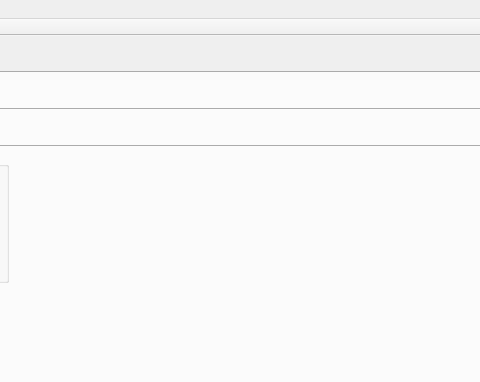
First picture: the form in qtCoin/mainwindow.ui, repository netpipe/EcoCoin, before the edit; both pictures show x 265 to 745 and y 0 to 382 of the 847 by 819 pixel window.
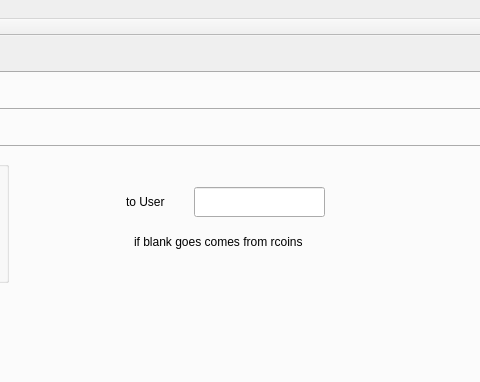
Second picture: the form after the edit. The open tabs and pages were chosen to show the change.

```diff
--- a/qtCoin/mainwindow.ui
+++ b/qtCoin/mainwindow.ui
@@ -168,6 +168,45 @@
                  <string>Generate TX file</string>
                 </property>
                </widget>
+               <widget class="QLineEdit" name="givecoinsid2">
+                <property name="geometry">
+                 <rect>
+                  <x>420</x>
+                  <y>40</y>
+                  <width>131</width>
+                  <height>30</height>
+                 </rect>
+                </property>
+                <property name="text">
+                 <string/>
+                </property>
+               </widget>
+               <widget class="QLabel" name="label_33">
+                <property name="geometry">
+                 <rect>
+                  <x>352</x>
+                  <y>40</y>
+                  <width>62</width>
+                  <height>30</height>
+                 </rect>
+                </property>
+                <property name="text">
+                 <string>to User</string>
+                </property>
+               </widget>
+               <widget class="QLabel" name="label_34">
+                <property name="geometry">
+                 <rect>
+                  <x>360</x>
+                  <y>80</y>
+                  <width>221</width>
+                  <height>30</height>
+                 </rect>
+                </property>
+                <property name="text">
+                 <string>if blank goes comes from rcoins</string>
+                </property>
+               </widget>
               </widget>
               <widget class="QWidget" name="tab_9">
                <attribute name="title">
```
Left out of the diff: 2 changed lines with no effect on the pictures.
